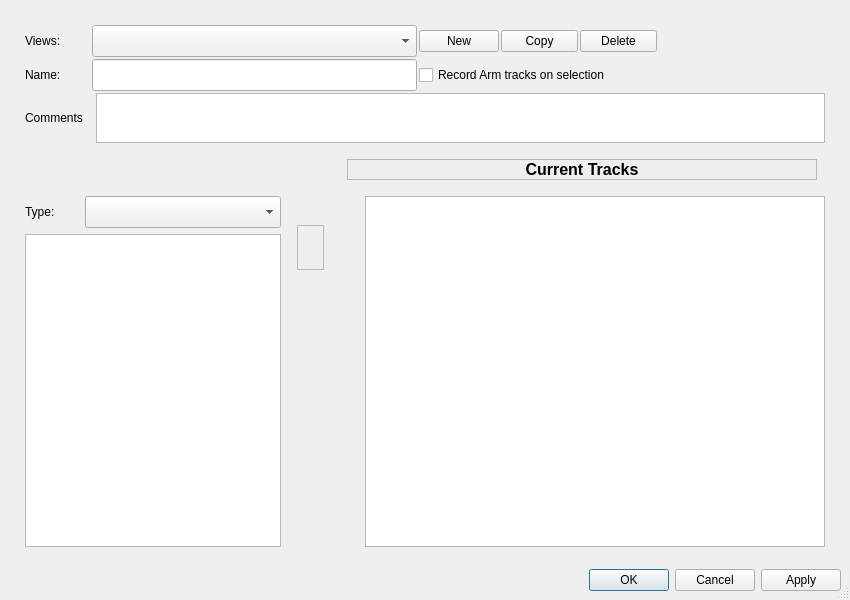
Old version of the form oom/widgets/trackvieweditorbase.ui in the repository ccherrett/oom.
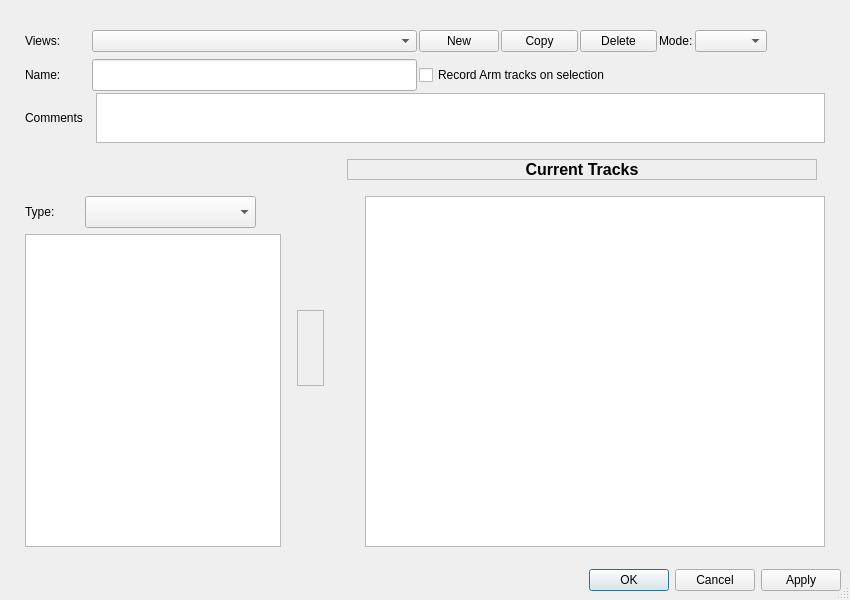
New version of the form.

The edit to the form file:
```diff
--- a/oom/widgets/trackvieweditorbase.ui
+++ b/oom/widgets/trackvieweditorbase.ui
@@ -80,7 +80,7 @@
           <property name="minimumSize">
            <size>
             <width>325</width>
-            <height>32</height>
+            <height>0</height>
            </size>
           </property>
           <property name="maximumSize">
@@ -148,6 +148,20 @@
           </property>
          </widget>
         </item>
+        <item>
+         <widget class="QLabel" name="label">
+          <property name="text">
+           <string>Mode:</string>
+          </property>
+         </widget>
+        </item>
+        <item>
+         <widget class="QComboBox" name="cmbMode">
+          <property name="toolTip">
+           <string>Switch editor modes</string>
+          </property>
+         </widget>
+        </item>
         <item>
          <spacer name="horizontalSpacer_2">
           <property name="orientation">
@@ -383,7 +397,7 @@
          <number>16</number>
         </property>
         <item>
-         <layout class="QHBoxLayout" name="typeLayout" stretch="0,1">
+         <layout class="QHBoxLayout" name="typeLayout" stretch="0,1,0">
           <property name="spacing">
            <number>0</number>
           </property>
@@ -431,6 +445,37 @@
             </property>
            </widget>
           </item>
+          <item>
+           <widget class="QToolButton" name="btnAddVirtual">
+            <property name="minimumSize">
+             <size>
+              <width>25</width>
+              <height>25</height>
+             </size>
+            </property>
+            <property name="maximumSize">
+             <size>
+              <width>25</width>
+              <height>25</height>
+             </size>
+            </property>
+            <property name="toolTip">
+             <string>Add Track Template</string>
+            </property>
+            <property name="text">
+             <string/>
+            </property>
+            <property name="iconSize">
+             <size>
+              <width>25</width>
+              <height>25</height>
+             </size>
+            </property>
+            <property name="autoRaise">
+             <bool>true</bool>
+            </property>
+           </widget>
+          </item>
          </layout>
         </item>
         <item>
@@ -493,7 +538,7 @@
          <property name="sizeHint" stdset="0">
           <size>
            <width>2</width>
-           <height>45</height>
+           <height>130</height>
           </size>
          </property>
         </spacer>
@@ -544,6 +589,37 @@
             </property>
            </widget>
           </item>
+          <item>
+           <widget class="QToolButton" name="btnRemove">
+            <property name="minimumSize">
+             <size>
+              <width>25</width>
+              <height>25</height>
+             </size>
+            </property>
+            <property name="maximumSize">
+             <size>
+              <width>25</width>
+              <height>25</height>
+             </size>
+            </property>
+            <property name="toolTip">
+             <string>Remove selected Track(s) from list</string>
+            </property>
+            <property name="text">
+             <string/>
+            </property>
+            <property name="iconSize">
+             <size>
+              <width>25</width>
+              <height>25</height>
+             </size>
+            </property>
+            <property name="autoRaise">
+             <bool>true</bool>
+            </property>
+           </widget>
+          </item>
          </layout>
         </widget>
        </item>
@@ -597,37 +673,6 @@
           <property name="topMargin">
            <number>6</number>
           </property>
-          <item>
-           <widget class="QToolButton" name="btnAddVirtual">
-            <property name="minimumSize">
-             <size>
-              <width>25</width>
-              <height>25</height>
-             </size>
-            </property>
-            <property name="maximumSize">
-             <size>
-              <width>25</width>
-              <height>25</height>
-             </size>
-            </property>
-            <property name="toolTip">
-             <string>Add Track Template</string>
-            </property>
-            <property name="text">
-             <string/>
-            </property>
-            <property name="iconSize">
-             <size>
-              <width>25</width>
-              <height>25</height>
-             </size>
-            </property>
-            <property name="autoRaise">
-             <bool>true</bool>
-            </property>
-           </widget>
-          </item>
           <item>
            <widget class="QToolButton" name="btnUp">
             <property name="minimumSize">
@@ -697,47 +742,6 @@
             </property>
            </spacer>
           </item>
-          <item>
-           <widget class="QToolButton" name="btnRemove">
-            <property name="minimumSize">
-             <size>
-              <width>25</width>
-              <height>25</height>
-             </size>
-            </property>
-            <property name="maximumSize">
-             <size>
-              <width>25</width>
-              <height>25</height>
-             </size>
-            </property>
-            <property name="text">
-             <string/>
-            </property>
-            <property name="iconSize">
-             <size>
-              <width>25</width>
-              <height>25</height>
-             </size>
-            </property>
-            <property name="autoRaise">
-             <bool>true</bool>
-            </property>
-           </widget>
-          </item>
-          <item>
-           <spacer name="verticalSpacer_3">
-            <property name="orientation">
-             <enum>Qt::Vertical</enum>
-            </property>
-            <property name="sizeHint" stdset="0">
-             <size>
-              <width>20</width>
-              <height>40</height>
-             </size>
-            </property>
-           </spacer>
-          </item>
          </layout>
         </item>
         <item>
```
Left out of the diff: 19 changed lines with no effect on the pictures.
